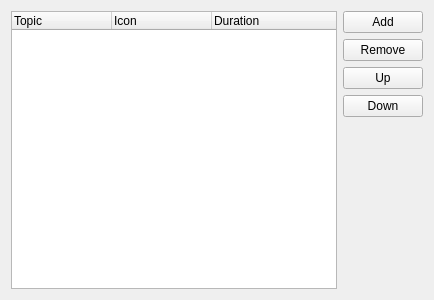
Before: the Qt Designer form src/ui/timelinetopics.ui in hippich/recorditnow, drawn with Qt 5.
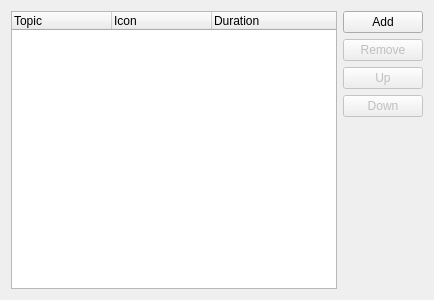
After: the same form once the commit is applied. Custom widgets are drawn as their Qt base class.

Commit message: enable/disable buttons

Patch:
```diff
--- a/src/ui/timelinetopics.ui
+++ b/src/ui/timelinetopics.ui
@@ -57,6 +57,9 @@
          </item>
          <item>
           <widget class="KPushButton" name="removeButton">
+           <property name="enabled">
+            <bool>false</bool>
+           </property>
            <property name="text">
             <string>Remove</string>
            </property>
@@ -64,6 +67,9 @@
          </item>
          <item>
           <widget class="KPushButton" name="upButton">
+           <property name="enabled">
+            <bool>false</bool>
+           </property>
            <property name="text">
             <string>Up</string>
            </property>
@@ -71,6 +77,9 @@
          </item>
          <item>
           <widget class="KPushButton" name="downButton">
+           <property name="enabled">
+            <bool>false</bool>
+           </property>
            <property name="text">
             <string>Down</string>
            </property>
```
The commit also changes 2 other files.
